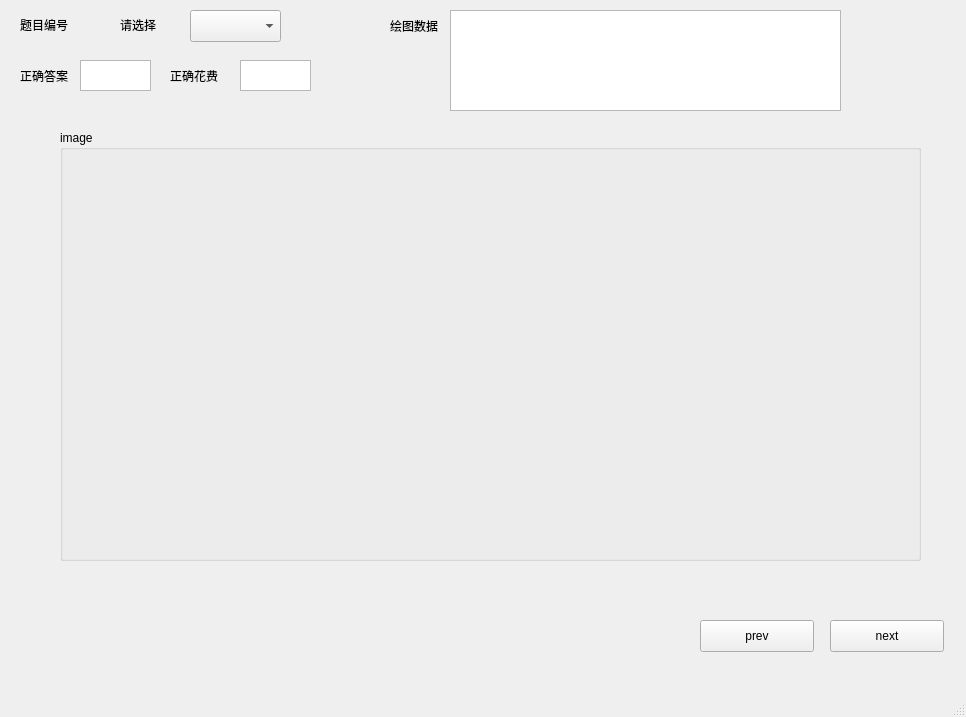
This is ui/untitled.ui in lizhengwu/GD as Qt 5 draws it before an edit. The edited form follows.
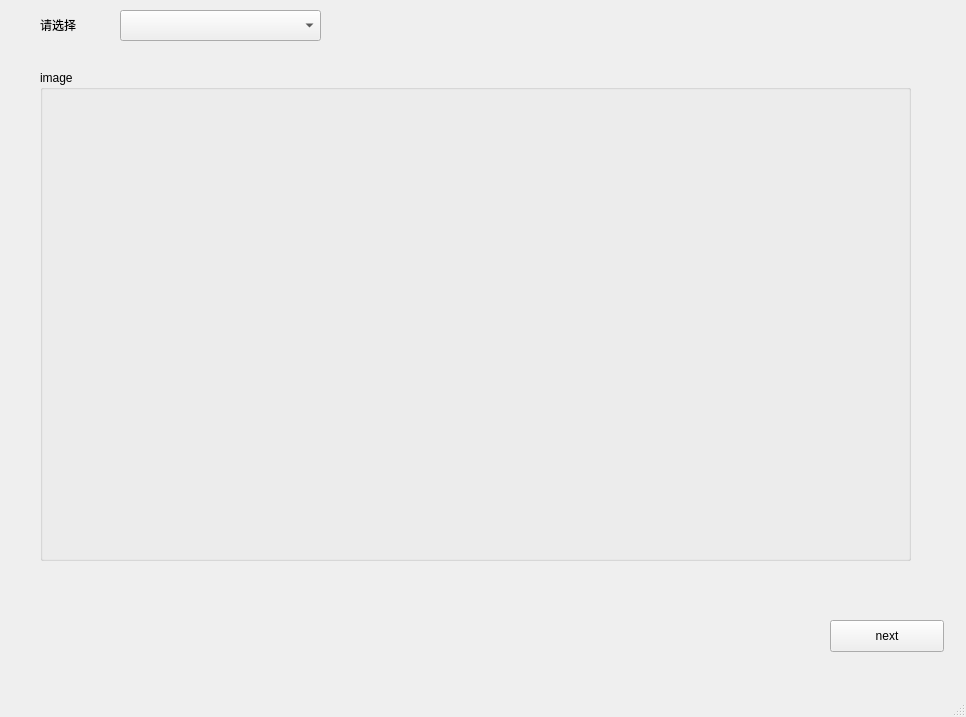
This is the edited form.

What changed in the file:
```diff
--- a/ui/untitled.ui
+++ b/ui/untitled.ui
@@ -27,23 +27,10 @@
      <string>next</string>
     </property>
    </widget>
-   <widget class="QPushButton" name="pushButton_2">
-    <property name="geometry">
-     <rect>
-      <x>700</x>
-      <y>620</y>
-      <width>114</width>
-      <height>32</height>
-     </rect>
-    </property>
-    <property name="text">
-     <string>prev</string>
-    </property>
-   </widget>
    <widget class="QLabel" name="label">
     <property name="geometry">
      <rect>
-      <x>120</x>
+      <x>40</x>
       <y>10</y>
       <width>59</width>
       <height>30</height>
@@ -56,118 +43,49 @@
    <widget class="QComboBox" name="comboBox">
     <property name="geometry">
      <rect>
-      <x>190</x>
+      <x>120</x>
       <y>10</y>
-      <width>91</width>
-      <height>32</height>
-     </rect>
-    </property>
-   </widget>
-   <widget class="QLabel" name="label_2">
-    <property name="geometry">
-     <rect>
-      <x>20</x>
-      <y>60</y>
-      <width>51</width>
+      <width>201</width>
       <height>31</height>
      </rect>
-    </property>
-    <property name="text">
-     <string>正确答案</string>
-    </property>
-   </widget>
-   <widget class="QLabel" name="label_3">
-    <property name="geometry">
-     <rect>
-      <x>170</x>
-      <y>60</y>
-      <width>61</width>
-      <height>31</height>
-     </rect>
-    </property>
-    <property name="text">
-     <string>正确花费</string>
-    </property>
-   </widget>
-   <widget class="QLabel" name="label_4">
-    <property name="geometry">
-     <rect>
-      <x>390</x>
-      <y>10</y>
-      <width>61</width>
-      <height>31</height>
-     </rect>
-    </property>
-    <property name="text">
-     <string>绘图数据</string>
-    </property>
-   </widget>
-   <widget class="QLabel" name="label_5">
-    <property name="geometry">
-     <rect>
-      <x>20</x>
-      <y>10</y>
-      <width>59</width>
-      <height>30</height>
-     </rect>
-    </property>
-    <property name="text">
-     <string>题目编号</string>
     </property>
    </widget>
    <widget class="QWidget" name="widget" native="true">
     <property name="geometry">
      <rect>
-      <x>30</x>
-      <y>110</y>
-      <width>911</width>
-      <height>471</height>
+      <x>20</x>
+      <y>60</y>
+      <width>921</width>
+      <height>521</height>
      </rect>
     </property>
     <widget class="QGroupBox" name="groupBox">
      <property name="geometry">
       <rect>
-       <x>30</x>
-       <y>20</y>
-       <width>861</width>
-       <height>431</height>
+       <x>20</x>
+       <y>10</y>
+       <width>871</width>
+       <height>491</height>
       </rect>
      </property>
      <property name="title">
       <string>image</string>
      </property>
+     <widget class="QLabel" name="label_2">
+      <property name="geometry">
+       <rect>
+        <x>0</x>
+        <y>20</y>
+        <width>871</width>
+        <height>471</height>
+       </rect>
+      </property>
+      <property name="text">
+       <string/>
+      </property>
+     </widget>
     </widget>
    </widget>
-   <widget class="QTextBrowser" name="textBrowser">
-    <property name="geometry">
-     <rect>
-      <x>80</x>
-      <y>60</y>
-      <width>71</width>
-      <height>31</height>
-     </rect>
-    </property>
-   </widget>
-   <widget class="QTextBrowser" name="textBrowser_2">
-    <property name="geometry">
-     <rect>
-      <x>240</x>
-      <y>60</y>
-      <width>71</width>
-      <height>31</height>
-     </rect>
-    </property>
-   </widget>
-   <widget class="QTextBrowser" name="textBrowser_3">
-    <property name="geometry">
-     <rect>
-      <x>450</x>
-      <y>10</y>
-      <width>391</width>
-      <height>101</height>
-     </rect>
-    </property>
-   </widget>
   </widget>
   <widget class="QMenuBar" name="menubar">
    <property name="geometry">
```
